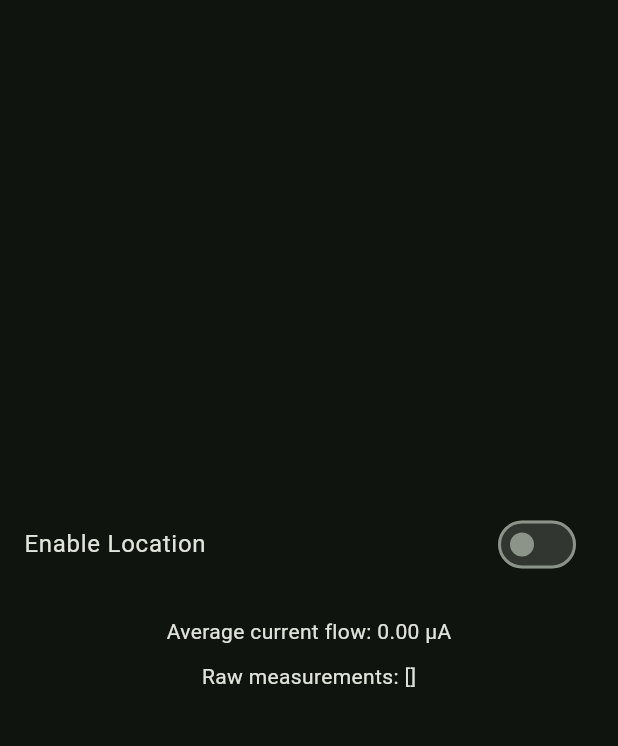
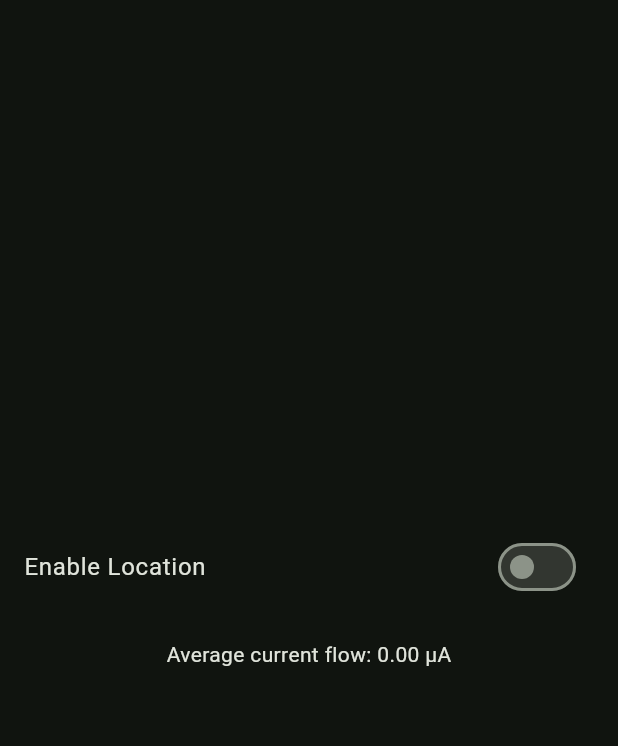
Before and after one commit to mateusz-lisowski/sns-app, a Flutter app: the screen it shows after launch, on a phone screen of 412 x 824 dp, the part 63-809 px from its top. Run offline on Flutter 3.47's test engine with Material 3 defaults, Android fonts, the phone set to English and light mode, and no system bars; our stand-ins replace geolocator, get, permission_handler.

Commit message:
Stop showing list of last measurements in the UI

```diff
--- a/lib/main.dart
+++ b/lib/main.dart
@@ -12,7 +12,7 @@ void main() {
 
 class PowerController extends GetxController {
   static const batteryChannel = EventChannel('com.github.sindbad/battery');
-  final RxList<int> currentMeasurements = <int>[].obs;
+  final List<int> currentMeasurements = <int>[];
   final RxDouble averageCurrentFlow = 0.0.obs;
   StreamSubscription? _batteryStreamSubscription;
 
@@ -144,8 +144,6 @@ class Home extends StatelessWidget {
             }),
             const SizedBox(height: 20),
             Obx(() => Text("Average current flow: ${pc.averageCurrentFlow.value.toStringAsFixed(2)} µA")),
-            const SizedBox(height: 10),
-            Obx(() => Text("Raw measurements: [${pc.currentMeasurements.join(', ')}]")),
           ],
         ),
       ),
```
